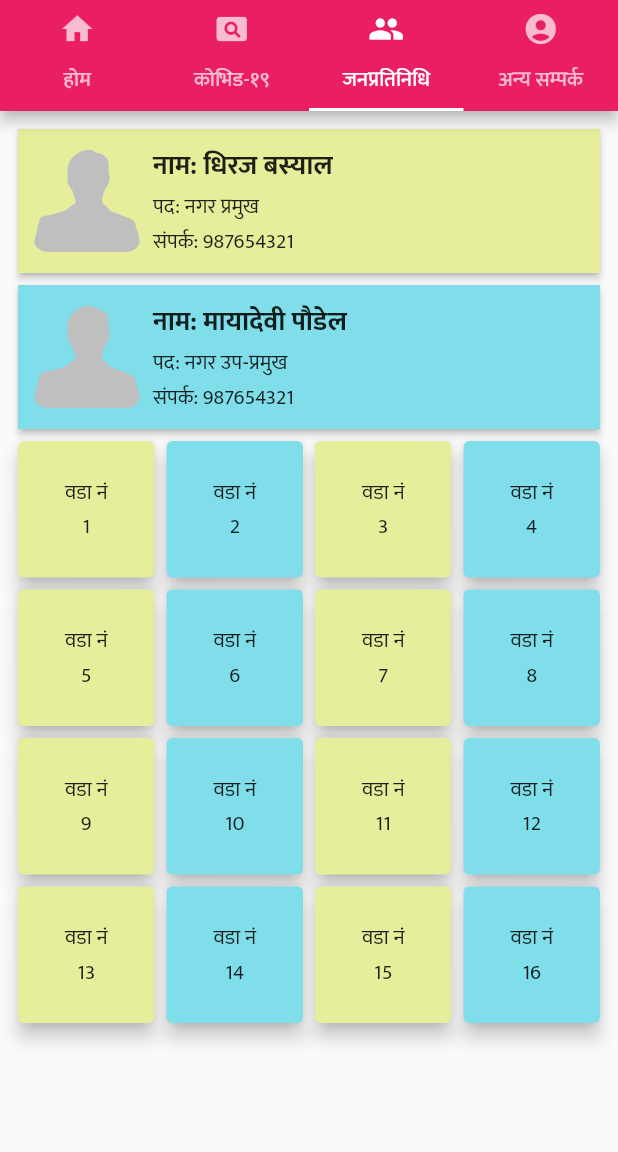
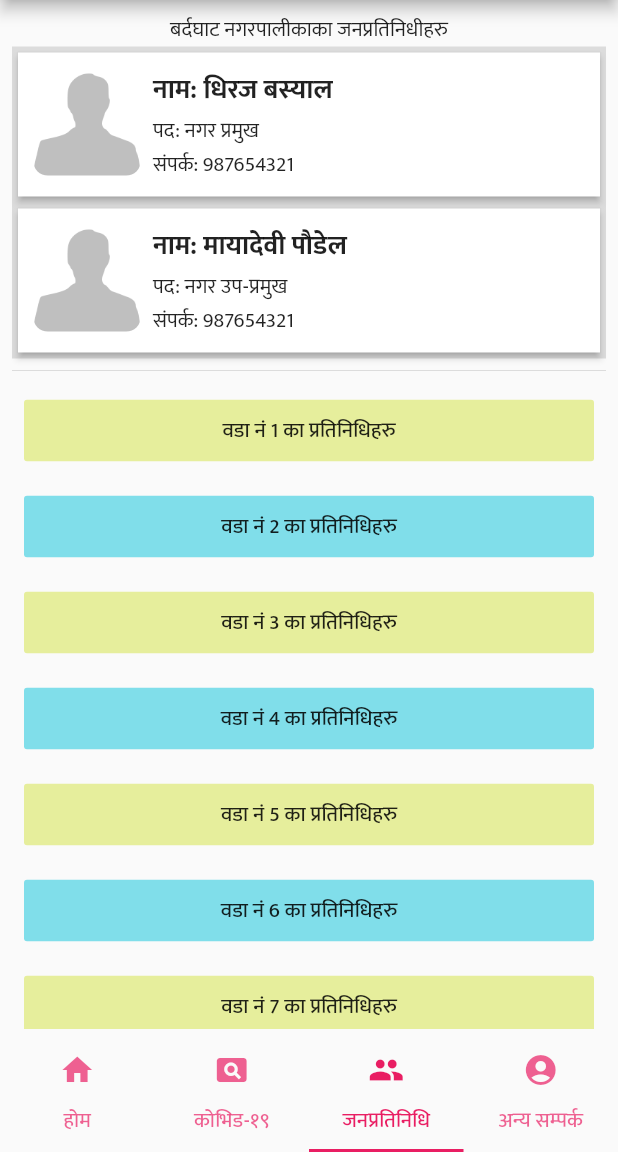
Before and after one commit to aashizpoudel/covidapp, a Flutter app: the screen it shows after launch, tab 3 chosen, on a phone screen of 412 x 824 dp, the part 84-1236 px from its top. Run offline on Flutter 3.47's test engine with Material 2 defaults, Android fonts, the phone set to English and light mode, and no system bars; our stand-ins replace carousel_slider, webview_flutter.

Commit message:
final fix for today

```diff
--- a/assets/nagarpalika.json
+++ b/assets/nagarpalika.json
@@ -38,8 +38,8 @@
         ],
         "2": [
             {
-                "name": "मायादेवी पाैडेल",
-                "post": "नगर उप-प्रमुख",
+                "name": "दया दर्लामी",
+                "post": "वडाध्यक्ष",
                 "contact": "987654321",
                 "email": "deputymayor@bardaghatmun.gov.np"
             }
--- a/lib/Screens/pages/symptoms_form.dart
+++ b/lib/Screens/pages/symptoms_form.dart
@@ -2,7 +2,7 @@ import 'package:flutter/material.dart';
 
 const headerStyle =
     TextStyle(color: Colors.blue, fontWeight: FontWeight.bold, fontSize: 18);
-enum Sex { male, female, gay }
+enum Sex { male, female, lgbt }
 enum Temperature { below, normal, high }
 enum SelfQuarantine { yes, no }
 enum Cough { yes, no }
@@ -63,7 +63,7 @@ class _SymptomsFormState extends State<SymptomsForm> {
         ),
       ),
       body: Padding(
-        padding: const EdgeInsets.all(10.0),
+        padding: const EdgeInsets.all(20.0),
         child: ListView(
           children: <Widget>[
             FormQuestions(
--- a/lib/Screens/third_tab.dart
+++ b/lib/Screens/third_tab.dart
@@ -1,15 +1,14 @@
+import 'package:covidapp/Screens/pages/wada_details.dart';
 import 'package:covidapp/service/Fetcher.dart';
 import 'package:flutter/material.dart';
 
 class ThirdTab extends StatefulWidget {
-
-
   @override
   _ThirdTabState createState() => _ThirdTabState();
 }
 
 class _ThirdTabState extends State<ThirdTab> {
-  Color getColor(i){
+  Color getColor(i) {
     Color color;
     if (i % 2 == 0) {
       color = Colors.lime[200];
@@ -23,25 +22,33 @@ Future nagarpalika;
   @override
   void initState() {
     super.initState();
-    nagarpalika = new Fetcher(context:context).readNagarpalika();
+    nagarpalika = new Fetcher(context: context).readNagarpalika();
 
   }
+
   @override
   Widget build(BuildContext context) {
-    return FutureBuilder(future:nagarpalika,builder: (context,snapShot){
-      if(snapShot.hasData){
+
+    return FutureBuilder(
+        future: nagarpalika,
+        builder: (context, snapShot) {
+          if (snapShot.hasData) {
             var ngr = snapShot.data;
             return Padding(
               padding: const EdgeInsets.all(8.0),
+              child: Column(children: <Widget>[
+              Text("बर्दघाट नगरपालीकाका जनप्रतिनिधीहरु"),
+
+              Container(
+                color:Colors.black12,
                 child: Column(
-        children: <Widget>[
+                  children:[
                       NameCard(
                   image: ngr['mayor']['image'],
                   name: ngr['mayor']['name'],
                   phNo: ngr['mayor']['contact'],
                   email: ngr['mayor']['email'],
                   post: ngr['mayor']['post'],
-            color: Colors.lime[200],
                 ),
                 NameCard(
                   image: ngr['vice-mayor']['image'],
@@ -49,31 +56,40 @@ return Padding(
                   phNo: ngr['vice-mayor']['contact'],
                   email: ngr['vice-mayor']['email'],
                   post: ngr['vice-mayor']['post'],
-            color: Colors.cyan[200],
                 ),
+                  ]
+                ),
+              ),
+                Divider(),
                 Expanded(
-            child: GridView.builder(
+                  child:ListView.builder(
                     itemCount: ngr['wards'].length,
-                gridDelegate: SliverGridDelegateWithFixedCrossAxisCount(
-                    crossAxisCount: 4),
                     itemBuilder: (context, i) {
-                  return Card(
+                      return Container(
+                        margin: EdgeInsets.all(8.0),
+                        child: FlatButton(
+                          padding: EdgeInsets.all(9.0),
+                          onPressed: (){
+                            Navigator.push(context, MaterialPageRoute(builder: (_){
+                              return WadaDetails(wadaId: ngr['wards'][i] );
+                            }));
+                          },
                           color: getColor(i),
-                    elevation: 5,
-                    child: Column(
-                      mainAxisAlignment: MainAxisAlignment.center,
-                      children: <Widget>[Text('वडा नं'), Text('${ngr['wards'][i]}')],
-                    ),
-                  );},
-                ),
-          ),]
+                          child:
+                              Text('वडा नं ${ngr['wards'][i]} का प्रतिनिधिहरु'),
+
                         ),
                       );
+                    },
+                  ),
+                ),
+              ]),
+            );
           }
-          return Center(child: Text("loading..."),);
-
+          return Center(
+            child: Text("loading..."),
+          );
         });
-
   }
 }
 
@@ -102,10 +118,13 @@ class NameCard extends StatelessWidget {
           crossAxisAlignment: CrossAxisAlignment.center,
           children: <Widget>[
             Expanded(
-              flex:1,
+                flex: 1,
                 child: ClipRRect(
                   borderRadius: BorderRadius.circular(10),
-              child: Image.asset(image!=null?image:'images/default.png',fit: BoxFit.contain,),
+                  child: Image.asset(
+                    image != null ? image : 'images/default.png',
+                    fit: BoxFit.contain,
+                  ),
                 )),
             SizedBox(
               width: 8,
@@ -120,7 +139,7 @@ class NameCard extends StatelessWidget {
                     style: TextStyle(fontWeight: FontWeight.bold, fontSize: 18),
                   ),
                   Text('पद: $post'),
-                  if( email!=null) Text('ईमेल: $email'),
+                  if (email != null) Text('ईमेल: $email'),
                   Text('संपर्क: $phNo'),
                 ],
               ),
--- a/lib/homepage.dart
+++ b/lib/homepage.dart
@@ -14,7 +14,10 @@ class CovidHome extends StatelessWidget {
           leading: SizedBox(width: 10,),
           title: Text('Covid-19 Bardaghat'),
 
-          bottom: TabBar(tabs: [
+       ),
+       bottomNavigationBar:  TabBar(
+         labelColor: Colors.pink,
+            tabs: [
             Tab(
               text: 'होम',
               icon: Icon(Icons.home),
@@ -32,7 +35,7 @@ class CovidHome extends StatelessWidget {
               icon: Icon(Icons.account_circle),
             ),
           ]),
-        ),
+
         body: TabBarView(
           children: [FirstTab(), SecondTab(), ThirdTab(), FourthTab()],
         ),
--- a/lib/main.dart
+++ b/lib/main.dart
@@ -1,5 +1,6 @@
 import 'package:covidapp/Screens/LiveUpdates.dart';
 import 'package:covidapp/Screens/Vram.dart';
+import 'package:covidapp/Screens/pages/symptoms_form.dart';
 import 'package:covidapp/homepage.dart';
 import 'package:flutter/material.dart';
 
@@ -16,7 +17,8 @@ class MyApp extends StatelessWidget {
           },
           "/vram": (_) {
             return Vram();
-          }
+          },
+          '/symptom':(c)=>SymptomsForm()
       },
       theme: ThemeData(
         primarySwatch: Colors.pink,
```
Also changed, not shown: lib/Screens/first_tab.dart (+5 -3 lines), lib/Screens/pages/wada_details.dart (+36 -32 lines), lib/Screens/second_tab.dart (+6 -2 lines), lib/service/Fetcher.dart (+12 -4 lines). Lines whose indentation alone changed are shown as unchanged.
